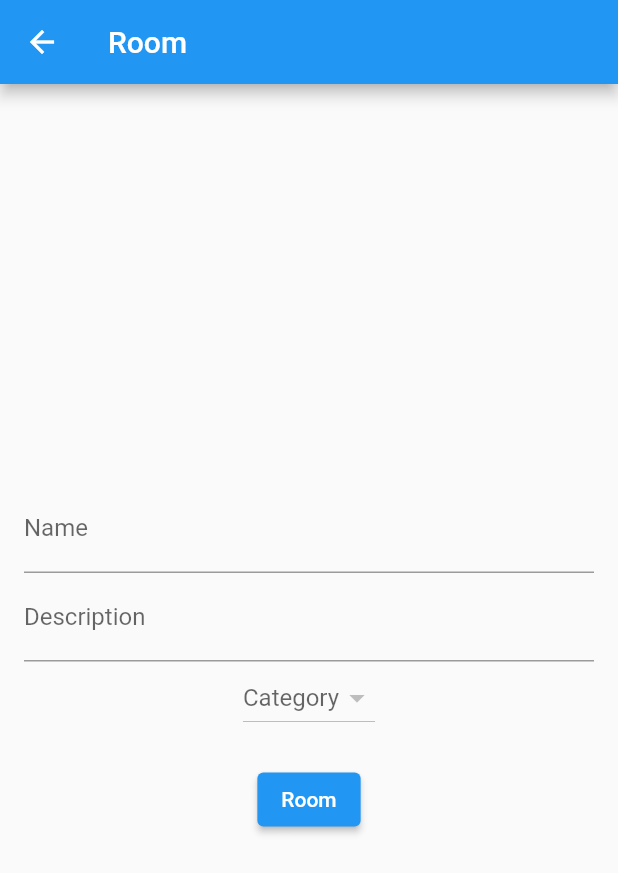
After one commit to sihaisyam/mobile-simaru, a Flutter app: the AddRoomPage screen opened directly, after a tap on "Room", on a phone screen of 412 x 824 dp. The commit adds this screen. Shown: the top 873 px of the screen. Run offline on Flutter 3.47's test engine with Material 2 defaults, Android fonts, the phone set to English and light mode, and no system bars; our stand-ins replace get, shared_preferences; accounts and stored records are empty; network calls fail.

Commit message:
Pertemuan 13

```diff
--- a/lib/app/modules/home_page.dart
+++ b/lib/app/modules/home_page.dart
@@ -3,6 +3,7 @@ import 'dart:convert';
 import 'package:flutter/material.dart';
 import 'package:get/get.dart';
 import 'package:getx_intro/app/data/model/User.dart';
+import 'package:getx_intro/app/modules/room_screen/room_page.dart';
 import 'package:shared_preferences/shared_preferences.dart';
 import './product_screen/product_page.dart';
 import './profile_screen/profile_page.dart';
@@ -31,6 +32,7 @@ class BottomNavController extends GetxController {
   final List<Widget> pages = [
     OtherPage(),
     ProductPage(),
+    RoomPage(),
     ProfilePage(),
   ];
 
@@ -70,6 +72,10 @@ class HomePage extends StatelessWidget {
                 icon: Icon(Icons.search),
                 label: 'Search',
               ),
+               BottomNavigationBarItem(
+                icon: Icon(Icons.search),
+                label: 'Room',
+              ),
               BottomNavigationBarItem(
                 icon: Icon(Icons.account_circle),
                 label: 'Profile',
--- a/lib/app/modules/login_screen/login_controller.dart
+++ b/lib/app/modules/login_screen/login_controller.dart
@@ -32,7 +32,6 @@ class LoginController extends GetxController {
       // Save the email to local storage
       SharedPreferences prefs = await SharedPreferences.getInstance();
       await prefs.setString('user', jsonEncode(userData));
-      await prefs.setString('firstName', userData['firstName']);
 
       // Navigate to another page
       Get.off(HomePage()); // Replace with your next page
--- /dev/null
+++ b/lib/app/modules/room_screen/add_room_page.dart
@@ -0,0 +1,50 @@
+import 'package:flutter/material.dart';
+import 'package:get/get.dart';
+import 'package:getx_intro/app/modules/room_screen/room_controller.dart';
+
+class AddRoomPage extends StatelessWidget {
+  final RoomController _roomController = Get.put(RoomController());
+
+  @override
+  Widget build(BuildContext context) {
+  _roomController.getCategory();
+
+    return Scaffold(
+      appBar: AppBar(title: Text('Room')),
+      body: Padding(
+        padding: const EdgeInsets.all(16.0),
+        child: Column(
+          mainAxisAlignment: MainAxisAlignment.center,
+          children: [
+            TextField(
+              decoration: InputDecoration(labelText: 'Name'),
+              onChanged: _roomController.setName,
+            ),TextField(
+              decoration: InputDecoration(labelText: 'Description'),
+              onChanged: _roomController.setDescription,
+            ),
+            Obx(() => DropdownButton(
+              hint: Text( 'Category', ),
+              items: _roomController.listType.map((selectedType) {
+                  return DropdownMenuItem(
+                    child: new Text(
+                      selectedType.name,
+                    ),
+                    value: selectedType.id,
+                  );
+                }).toList(),
+              onChanged: (newValue) {
+                _roomController.setCategory(newValue.toString());
+              },
+            )),
+            SizedBox(height: 20),
+            ElevatedButton(
+              onPressed: _roomController.create,
+              child: Text('Room'),
+            ),
+          ],
+        ),
+      ),
+    );
+  }
+}
--- /dev/null
+++ b/lib/app/modules/room_screen/room_controller.dart
@@ -0,0 +1,113 @@
+import 'package:flutter/material.dart';
+import 'package:get/get.dart';
+import 'package:http/http.dart' as http;
+import 'dart:convert';
+
+import 'package:shared_preferences/shared_preferences.dart';
+
+// Model for the Card data
+class Room {
+  String name;
+  String description;
+  Object category;
+
+  Room({
+    required this.name,
+    required this.description,
+    required this.category
+  });
+  // Factory constructor to create an Room from JSON
+  factory Room.fromJson(Map<String, dynamic> json) {
+    return Room(
+      name: json['name'],
+      description: json['description'],
+      category: json['category'],
+    );
+  }
+}
+// Controller to manage the state of the list
+class RoomController extends GetxController {
+  // Observable list of Rooms
+
+  var RoomList = <Room>[].obs;
+  var listType = [].obs;
+
+  var name = ''.obs;
+  var description = ''.obs;
+  var categoryId = ''.obs;
+
+  void setName(String value) => name.value = value;
+  void setDescription(String value) => description.value = value;
+  void setCategory(String value) => categoryId.value = value;
+
+  Future<void> getData() async {
+    SharedPreferences prefs = await SharedPreferences.getInstance();
+    //mengubah dari string ke json
+    final user = jsonDecode(prefs.getString('user') ?? "") as Map<String, dynamic>;
+    var token = user['accessToken'];
+
+    var url = Uri.parse('https://simaru.amisbudi.cloud/api/rooms');
+    http.Response response =
+        await http.get(url, headers: {
+          'Content-Type': 'application/json',
+          'Authorization': 'Bearer '+ token,
+          });
+    if (response.statusCode == 200) {
+      // Parse the JSON response
+      final List<dynamic> data = json.decode(response.body)['data'];
+      // Convert each Room to an Room object and update the list
+      RoomList.value = data.map((room) => Room.fromJson(room)).toList();
+    } else {
+      print('Failed to load todos');
+    }
+  }
+
+  Future<void> getCategory() async {
+    SharedPreferences prefs = await SharedPreferences.getInstance();
+    //mengubah dari string ke json
+    final user = jsonDecode(prefs.getString('user') ?? "") as Map<String, dynamic>;
+    var token = user['accessToken'];
+
+    var url = Uri.parse('https://simaru.amisbudi.cloud/api/categories');
+    http.Response response =
+        await http.get(url, headers: {
+          'Content-Type': 'application/json',
+          'Authorization': 'Bearer '+ token,
+          });
+    if (response.statusCode == 200) {
+      // Parse the JSON response
+      final List<dynamic> data = json.decode(response.body);
+      // Convert each Room to an Room object and update the list
+      listType.value = data.toList();
+    } else {
+      print('Failed to load todos');
+    }
+  }
+
+  Future<void> create() async {
+    var url = Uri.parse('https://simaru.amisbudi.cloud/api/rooms');
+    http.Response response = await http.post(url,
+        headers: {'Content-Type': 'application/json'},
+        body: jsonEncode({
+          'name': name.value,
+          'description': description.value,
+          'categoryId': categoryId.value,
+        }));
+    if (response.statusCode == 201) {
+      Get.snackbar('Success', "Add berhasil!");
+      Get.back(); // Replace with your next page
+    } else {
+      Get.snackbar('Error', response.body);
+    }
+  }
+
+  // Method to add a new Room
+  void addRoom(Room Room) {
+    RoomList.add(Room);
+  }
+
+  // Method to remove an Room by index
+  void removeRoom(int index) {
+    RoomList.removeAt(index);
+  }
+}
```
Also changed, not shown: lib/app/modules/room_screen/room_page.dart (added, +37 -0 lines).
